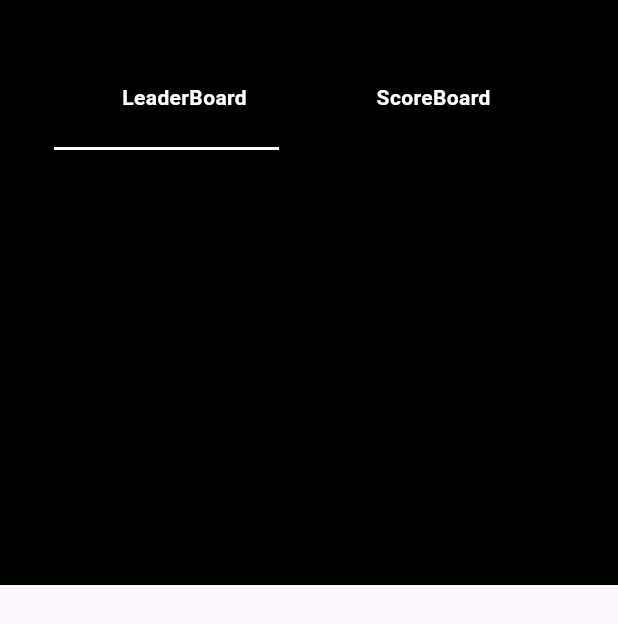
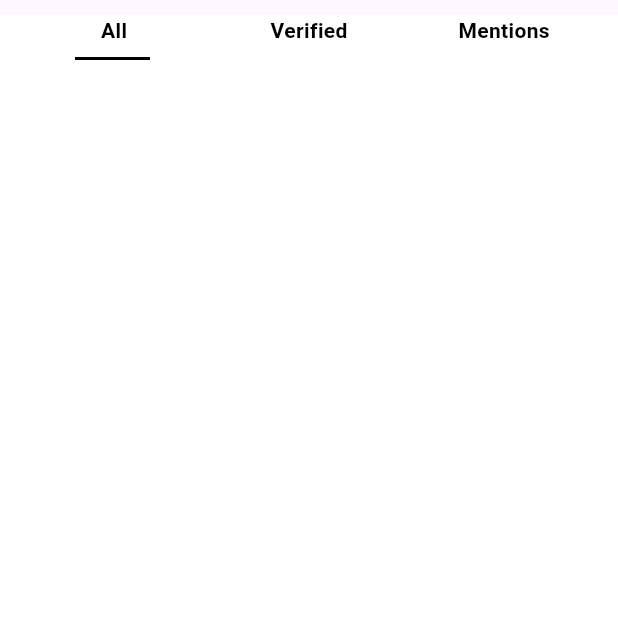
Before and after one commit to krish-1604/twitter, a Flutter app: the Slider1 screen opened directly, on a phone screen of 412 x 824 dp. Shown: the top 624 px of the screen. Run offline on Flutter 3.47's test engine with Material 3 defaults, Android fonts, the phone set to English and light mode, and no system bars.

Commit message:
13th commit

```diff
--- a/lib/screens/noti_slider.dart
+++ b/lib/screens/noti_slider.dart
@@ -20,7 +20,7 @@ class _LeaderboardState extends State<Slider1> with TickerProviderStateMixin {
 
   void _updateLinePosition() {
     setState(() {
-      _linePosition = _tabController.index == 0 ? 0 : 1;
+      _linePosition = _tabController.index / (_tabController.length - 1);
     });
   }
 
@@ -30,17 +30,15 @@ class _LeaderboardState extends State<Slider1> with TickerProviderStateMixin {
         _tabController.animateTo(tabIndex);
       },
       child: Container(
-        width: 150,
-        height: 50,
+        width: 130,
         decoration: BoxDecoration(
-          color: Colors.black,
-          borderRadius: BorderRadius.circular(10),
+          color: Colors.white,
         ),
         child: Center(
           child: Text(
             label,
             style: TextStyle(
-              color: Colors.white,
+              color: Colors.black,
               fontWeight: FontWeight.bold,
             ),
           ),
@@ -55,13 +53,12 @@ class _LeaderboardState extends State<Slider1> with TickerProviderStateMixin {
       body: ListView(
         children: [
           Container(
-            height: 40,
-            color: Colors.black,
+            height: 10,
           ),
           Container(
             width: double.infinity,
             decoration: BoxDecoration(
-              color: Colors.black,
+              color: Colors.white,
             ),
             child: Column(
               crossAxisAlignment: CrossAxisAlignment.center,
@@ -70,14 +67,14 @@ class _LeaderboardState extends State<Slider1> with TickerProviderStateMixin {
                   child: Row(
                     mainAxisAlignment: MainAxisAlignment.center,
                     children: [
-                      _buildTab('LeaderBoard', 0),
-                      SizedBox(width: 16),
-                      _buildTab('ScoreBoard', 1),
+                      _buildTab('All', 0),
+                      _buildTab('Verified', 1),
+                      _buildTab('Mentions', 2),
                     ],
                   ),
                 ),
                 Container(
-                  height: 300,
+                  height: 1200,
                   child: GestureDetector(
                     onHorizontalDragEnd: (details) {
                       if (details.primaryVelocity! > 0) {
@@ -97,15 +94,18 @@ class _LeaderboardState extends State<Slider1> with TickerProviderStateMixin {
                             Container(
                               alignment: Alignment.center,
                             ),
+                            Container(
+                              alignment: Alignment.center,
+                            ),
                           ],
                         ),
                         Container(
-                          width: 150,
+                          width: 50,
                           height: 2,
-                          color: Colors.white,
+                          color: Colors.black,
                           margin: EdgeInsets.only(
                             top: 8,
-                            left: 36 + _linePosition * (150 + 16),
+                            left: 50 + _linePosition * (210 + 50),
                           ),
                         ),
                       ],
```
